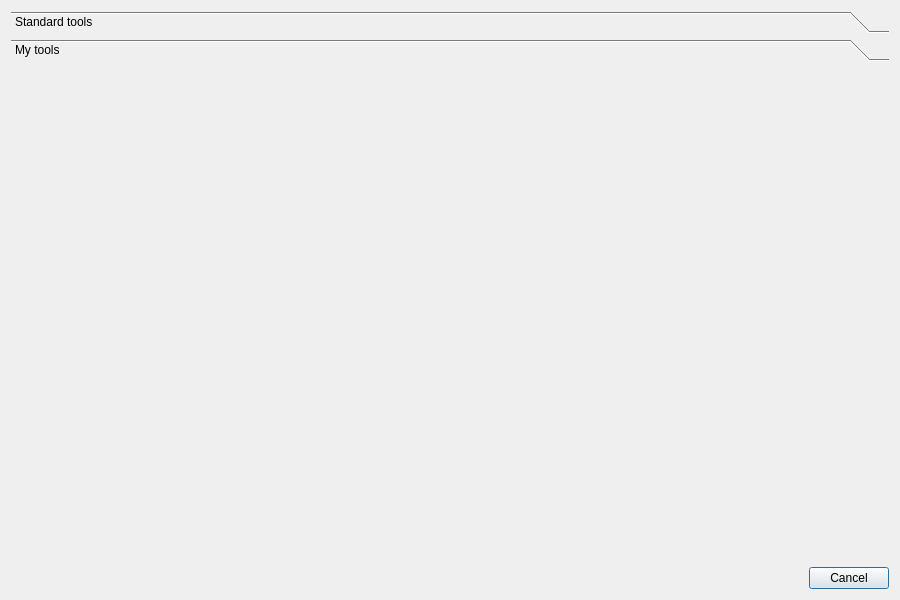
This is src/Mod/CAM/Gui/Resources/panels/ShapeSelector.ui in southseact-3d/fcd as Qt 5 draws it before an edit. The edited form follows.
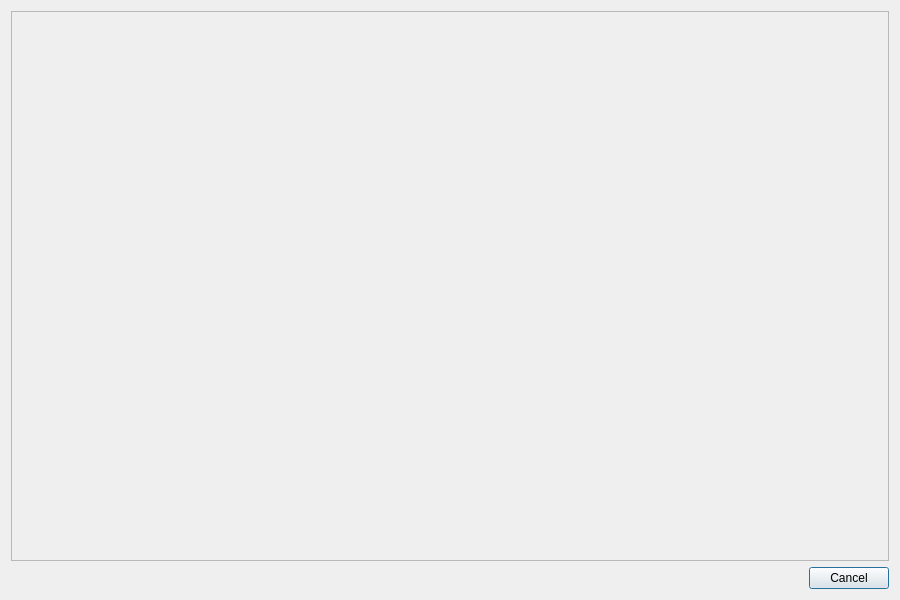
This is the edited form.

```diff
--- a/src/Mod/CAM/Gui/Resources/panels/ShapeSelector.ui
+++ b/src/Mod/CAM/Gui/Resources/panels/ShapeSelector.ui
@@ -17,11 +17,11 @@
    <item>
     <layout class="QVBoxLayout" name="gridLayout">
      <item>
-      <widget class="QToolBox" name="toolBox">
-       <property name="currentIndex">
-        <number>1</number>
+      <widget class="QScrollArea" name="scrollArea">
+       <property name="widgetResizable">
+        <bool>true</bool>
        </property>
-       <widget class="QWidget" name="standardTools">
+       <widget class="QWidget" name="toolsContainer">
         <property name="geometry">
          <rect>
           <x>0</x>
@@ -30,22 +30,6 @@
           <height>487</height>
          </rect>
         </property>
-        <attribute name="label">
-         <string>Standard tools</string>
-        </attribute>
-       </widget>
-       <widget class="QWidget" name="customTools">
-        <property name="geometry">
-         <rect>
-          <x>0</x>
-          <y>0</y>
-          <width>880</width>
-          <height>487</height>
-         </rect>
-        </property>
-        <attribute name="label">
-         <string>My tools</string>
-        </attribute>
        </widget>
       </widget>
      </item>
```
